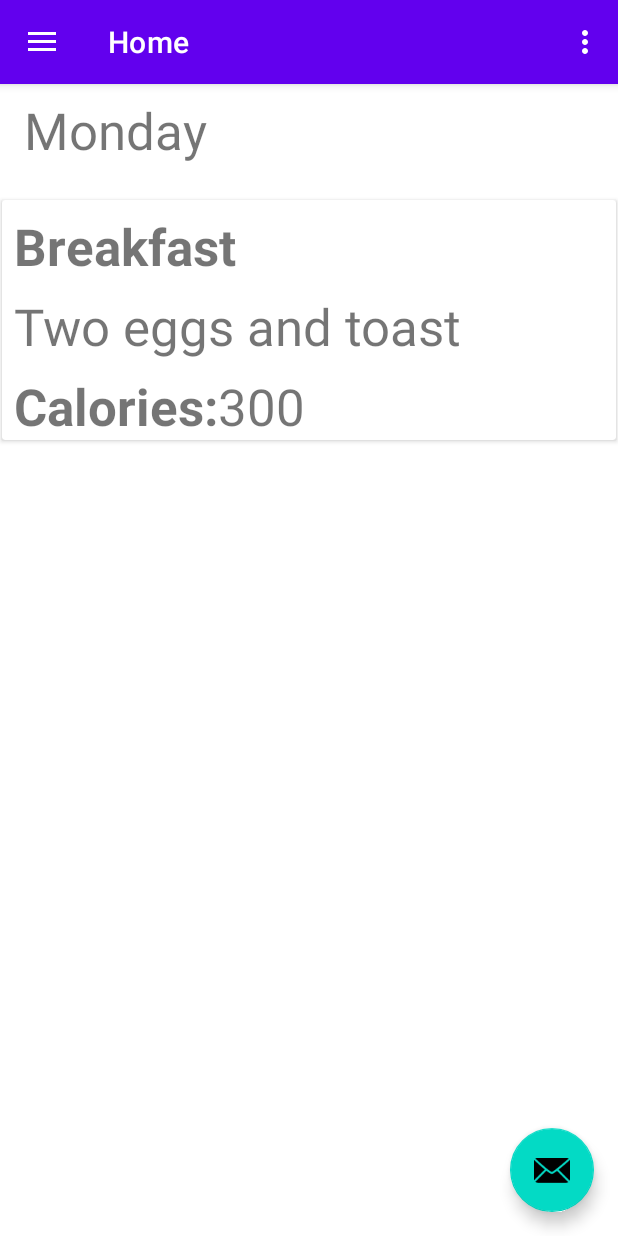
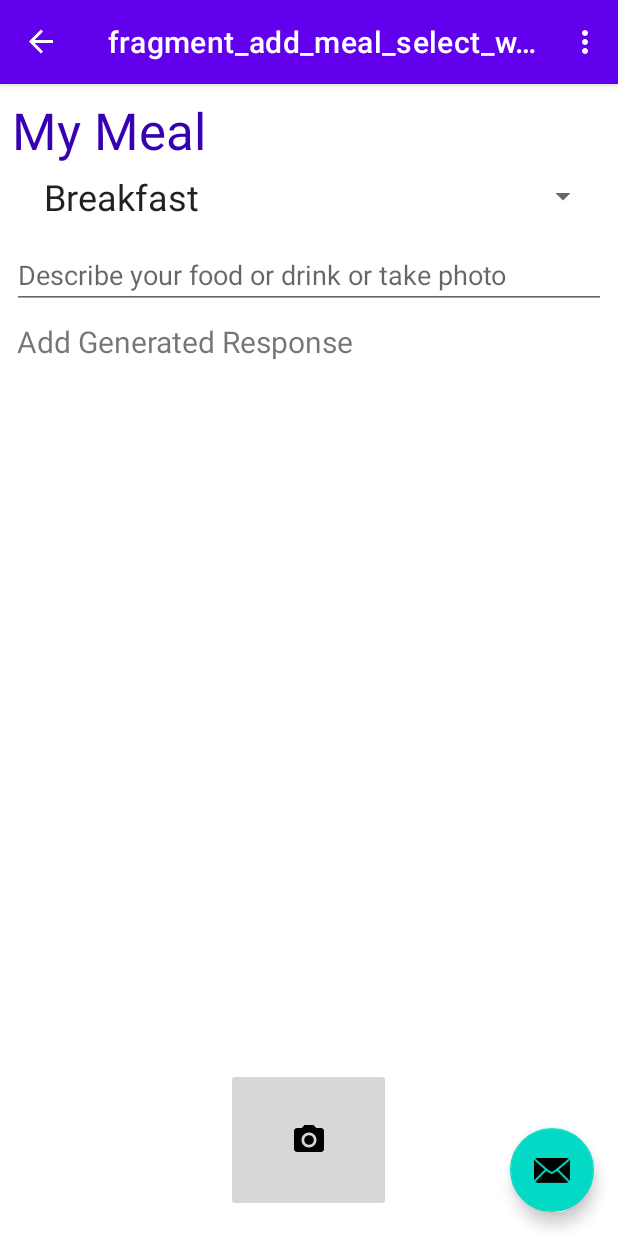
Before and after one commit to Antoshka1171/CalorieCounterApp, an Android app: the screen it shows after launch (MainActivity), after a tap on an icon or button, on a phone screen of 412 x 824 dp. Run offline under Robolectric (Android 15) with nearby library versions, the phone set to English and light mode, and no system bars; our stand-ins replace navigation-ui.

Commit message:
Making more improvements

```diff
--- a/app/src/main/java/com/example/caloriecounterapp/MainActivity.kt
+++ b/app/src/main/java/com/example/caloriecounterapp/MainActivity.kt
@@ -12,6 +12,7 @@ import androidx.navigation.ui.setupActionBarWithNavController
 import androidx.navigation.ui.setupWithNavController
 import androidx.drawerlayout.widget.DrawerLayout
 import androidx.appcompat.app.AppCompatActivity
+import androidx.navigation.fragment.NavHostFragment
 import com.example.caloriecounterapp.databinding.ActivityMainBinding
 import com.example.caloriecounterapp.ui.addmeal.AddMealFragment
 
@@ -37,7 +38,8 @@ class MainActivity : AppCompatActivity() {
         setSupportActionBar(binding.appBarMain.toolbar)
 
         binding.appBarMain.fab.setOnClickListener { view ->
-            OpenAddMealFragment()
+            val navController = findNavController(R.id.nav_host_fragment_content_main)
+            navController.navigate(R.id.nav_add_meal)
         }
 
         val drawerLayout: DrawerLayout = binding.drawerLayout
--- a/app/src/main/java/com/example/caloriecounterapp/ui/gallery/GalleryViewModel.kt
+++ b/app/src/main/java/com/example/caloriecounterapp/ui/gallery/GalleryViewModel.kt
@@ -10,4 +10,5 @@ class GalleryViewModel : ViewModel() {
         value = "This is gallery Fragment"
     }
     val text: LiveData<String> = _text
+
 }
--- a/app/src/main/res/layout/fragment_add_meal.xml
+++ b/app/src/main/res/layout/fragment_add_meal.xml
@@ -14,35 +14,68 @@
             android:id="@+id/textView2"
             android:layout_width="match_parent"
             android:layout_height="wrap_content"
+            android:layout_marginStart="8dp"
             android:layout_marginTop="8dp"
+            android:layout_marginEnd="8dp"
             android:text="@string/my_meal_label"
             android:textColor="@color/purple_700"
             android:textSize="34sp"
+            app:layout_constraintEnd_toEndOf="parent"
+            app:layout_constraintStart_toStartOf="parent"
             app:layout_constraintTop_toTopOf="parent" />
 
         <ImageButton
             android:id="@+id/imageButton"
-            android:layout_width="88dp"
-            android:layout_height="60dp"
+            android:layout_width="110dp"
+            android:layout_height="96dp"
             android:layout_marginStart="8dp"
-            android:layout_marginTop="8dp"
             android:layout_marginEnd="8dp"
+            android:layout_marginBottom="16dp"
             android:src="@drawable/ic_menu_camera"
+            app:layout_constraintBottom_toBottomOf="parent"
+            app:layout_constraintEnd_toEndOf="parent"
+            app:layout_constraintHorizontal_bias="0.498"
+            app:layout_constraintStart_toStartOf="parent" />
+
+        <Spinner
+            android:id="@+id/spinnerMealType"
+            android:layout_width="386dp"
+            android:layout_height="43dp"
+            android:layout_marginStart="8dp"
+            android:layout_marginEnd="8dp"
+            android:entries="@array/meal_names_array"
+            android:theme="@style/Style.CalorieCounterApp.Spinner"
             app:layout_constraintEnd_toEndOf="parent"
             app:layout_constraintStart_toStartOf="parent"
             app:layout_constraintTop_toBottomOf="@+id/textView2" />
 
-        <Spinner
-            android:id="@+id/spinnerMealType"
-            android:layout_width="409dp"
+        <EditText
+            android:id="@+id/editTextMealDescription"
+            android:layout_width="0dp"
             android:layout_height="wrap_content"
             android:layout_marginStart="8dp"
-            android:layout_marginTop="16dp"
+            android:layout_marginTop="8dp"
             android:layout_marginEnd="8dp"
-            android:entries="@array/meal_names_array"
+            android:ems="10"
+            android:hint="@string/meal_prompt"
+            android:inputType="text"
             app:layout_constraintEnd_toEndOf="parent"
             app:layout_constraintStart_toStartOf="parent"
-            app:layout_constraintTop_toBottomOf="@+id/imageButton" />
+            app:layout_constraintTop_toBottomOf="@+id/spinnerMealType" />
+
+        <TextView
+            android:id="@+id/textView3"
+            android:layout_width="390dp"
+            android:layout_height="89dp"
+            android:layout_marginStart="8dp"
+            android:layout_marginTop="8dp"
+            android:layout_marginEnd="8dp"
+            android:text="Add Generated Response"
+            android:textSize="20sp"
+            app:layout_constraintEnd_toEndOf="parent"
+            app:layout_constraintStart_toStartOf="parent"
+            app:layout_constraintTop_toBottomOf="@+id/editTextMealDescription" />
+
     </androidx.constraintlayout.widget.ConstraintLayout>
 
 </FrameLayout>
--- a/app/src/main/res/layout/fragment_home.xml
+++ b/app/src/main/res/layout/fragment_home.xml
@@ -16,10 +16,10 @@
             android:id="@+id/textViewDayOfWeek"
             android:layout_width="wrap_content"
             android:layout_height="wrap_content"
-            android:layout_marginStart="16dp"
+            android:layout_marginStart="8dp"
             android:layout_marginTop="8dp"
             android:text="@string/monday"
-            android:textSize="34sp"
+            android:textSize="24sp"
             app:layout_constraintStart_toStartOf="parent"
             app:layout_constraintTop_toTopOf="parent" />
 
@@ -29,21 +29,20 @@
             android:layout_height="wrap_content"
             android:layout_marginStart="16dp"
             android:layout_marginTop="8dp"
-            android:textSize="34sp"
+            android:textSize="24sp"
             app:layout_constraintStart_toEndOf="@+id/textViewDayOfWeek"
             app:layout_constraintTop_toTopOf="parent"
-            tools:text="@string/sample_date" />
+            android:text="@string/sample_date" />
 
         <androidx.cardview.widget.CardView
             android:id="@+id/cardView"
             android:layout_width="409dp"
             android:layout_height="wrap_content"
             android:layout_marginStart="8dp"
-            android:layout_marginTop="24dp"
-            android:layout_marginEnd="8dp"
+            android:layout_marginTop="16dp"
             app:layout_constraintEnd_toEndOf="parent"
             app:layout_constraintStart_toStartOf="parent"
-            app:layout_constraintTop_toBottomOf="@+id/testViewDate" >
+            app:layout_constraintTop_toBottomOf="@+id/testViewDate">
 
             <androidx.constraintlayout.widget.ConstraintLayout
                 android:layout_width="match_parent"
@@ -54,9 +53,9 @@
                     android:layout_width="wrap_content"
                     android:layout_height="wrap_content"
                     android:layout_marginStart="8dp"
-                    android:layout_marginTop="8dp"
+                    android:layout_marginTop="4dp"
                     android:text="@string/meal_name"
-                    android:textSize="34sp"
+                    android:textSize="24sp"
                     android:textStyle="bold"
                     app:layout_constraintStart_toStartOf="parent"
                     app:layout_constraintTop_toTopOf="parent" />
@@ -66,9 +65,9 @@
                     android:layout_width="wrap_content"
                     android:layout_height="wrap_content"
                     android:layout_marginStart="8dp"
-                    android:layout_marginTop="8dp"
+                    android:layout_marginTop="4dp"
                     android:text="@string/meal_description"
-                    android:textSize="34sp"
+                    android:textSize="24sp"
                     app:layout_constraintStart_toStartOf="parent"
                     app:layout_constraintTop_toBottomOf="@+id/textViewMealName" />
 
@@ -77,9 +76,9 @@
                     android:layout_width="wrap_content"
                     android:layout_height="wrap_content"
                     android:layout_marginStart="8dp"
-                    android:layout_marginTop="8dp"
+                    android:layout_marginTop="4dp"
                     android:text="@string/label_calories"
-                    android:textSize="34sp"
+                    android:textSize="24sp"
                     android:textStyle="bold"
                     app:layout_constraintStart_toStartOf="parent"
                     app:layout_constraintTop_toBottomOf="@+id/textViewMealDescription" />
@@ -88,10 +87,10 @@
                     android:id="@+id/textViewCalorieCount"
                     android:layout_width="wrap_content"
                     android:layout_height="wrap_content"
-                    android:layout_marginTop="8dp"
+                    android:layout_marginTop="4dp"
                     android:ems="10"
                     android:text="@string/calorie_count"
-                    android:textSize="34sp"
+                    android:textSize="24sp"
                     app:layout_constraintStart_toEndOf="@+id/textViewCalories"
                     app:layout_constraintTop_toBottomOf="@+id/textViewMealDescription" />
 
--- a/app/src/main/res/values/strings.xml
+++ b/app/src/main/res/values/strings.xml
@@ -16,6 +16,7 @@
     <string name="label_calories">Calories:</string>
     <string name="calorie_count">300</string>
     <string name="my_meal_label">My Meal</string>
+    <string name="meal_prompt">Describe your food or drink or take photo</string>
     <string-array name="meal_names_array">
         <item>Breakfast</item>
         <item>Lunch</item>
--- a/app/src/main/res/values/themes.xml
+++ b/app/src/main/res/values/themes.xml
@@ -22,4 +22,8 @@
     <style name="Theme.CalorieCounterApp.AppBarOverlay" parent="ThemeOverlay.AppCompat.Dark.ActionBar" />
 
     <style name="Theme.CalorieCounterApp.PopupOverlay" parent="ThemeOverlay.AppCompat.Light" />
+
+    <style name="Style.CalorieCounterApp.Spinner" parent="@android:style/Widget.Holo.DropDownItem.Spinner">
+        <item name="android:textSize">24sp</item>
+    </style>
 </resources>
```
